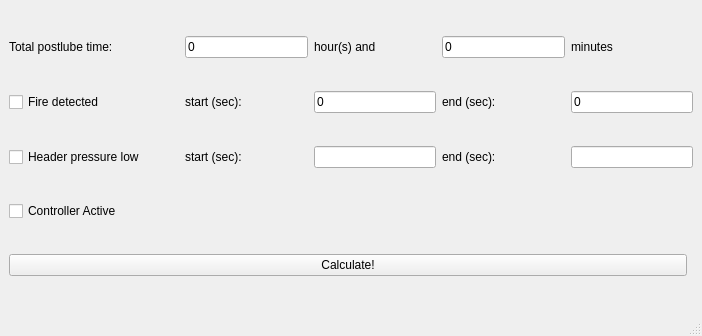
Above: mainwindow.ui from tvb2/Backup_1 before the change. Below: the same form after it.
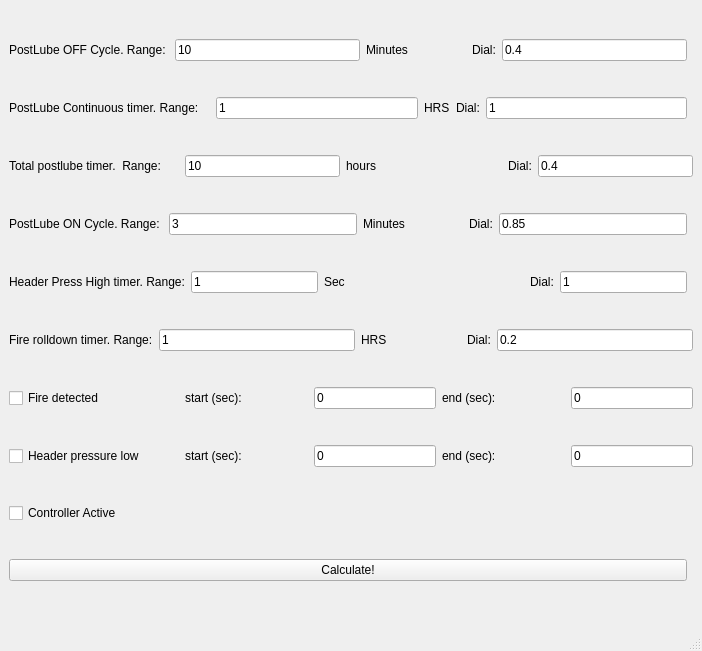
That is the form after the change.

Commit message: Time relay settings in main window

Patch:
```diff
--- a/mainwindow.ui
+++ b/mainwindow.ui
@@ -7,7 +7,7 @@
     <x>0</x>
     <y>0</y>
     <width>702</width>
-    <height>336</height>
+    <height>651</height>
    </rect>
   </property>
   <property name="sizePolicy">
@@ -21,7 +21,7 @@
   </property>
   <widget class="QWidget" name="centralwidget">
    <layout class="QGridLayout" name="gridLayout">
-    <item row="0" column="0" colspan="2">
+    <item row="2" column="0" colspan="2">
      <layout class="QHBoxLayout" name="horizontalLayout">
       <item>
        <widget class="QLabel" name="lblTotalPostlubeTime">
@@ -38,7 +38,7 @@
          </size>
         </property>
         <property name="text">
-         <string>Total postlube time:</string>
+         <string>Total postlube timer.  Range:</string>
         </property>
        </widget>
       </item>
@@ -57,7 +57,7 @@
          </size>
         </property>
         <property name="text">
-         <string>0</string>
+         <string>10</string>
         </property>
        </widget>
       </item>
@@ -76,12 +76,25 @@
          </size>
         </property>
         <property name="text">
-         <string>hour(s) and </string>
+         <string>hours</string>
         </property>
        </widget>
       </item>
       <item>
-       <widget class="QLineEdit" name="totalPostlubeMinutes">
+       <widget class="QLabel" name="label_5">
+        <property name="sizePolicy">
+         <sizepolicy hsizetype="Preferred" vsizetype="Fixed">
+          <horstretch>0</horstretch>
+          <verstretch>0</verstretch>
+         </sizepolicy>
+        </property>
+        <property name="text">
+         <string>Dial:</string>
+        </property>
+       </widget>
+      </item>
+      <item>
+       <widget class="QLineEdit" name="totalPostlubeDial">
         <property name="sizePolicy">
          <sizepolicy hsizetype="Expanding" vsizetype="Fixed">
           <horstretch>0</horstretch>
@@ -95,14 +108,38 @@
          </size>
         </property>
         <property name="text">
-         <string>0</string>
+         <string>0.4</string>
         </property>
        </widget>
       </item>
+     </layout>
+    </item>
+    <item row="0" column="0">
+     <layout class="QHBoxLayout" name="horizontalLayout_7">
       <item>
-       <widget class="QLabel" name="lblMinutes">
+       <widget class="QLabel" name="label_3">
         <property name="sizePolicy">
-         <sizepolicy hsizetype="Expanding" vsizetype="Fixed">
+         <sizepolicy hsizetype="Preferred" vsizetype="Fixed">
+          <horstretch>0</horstretch>
+          <verstretch>0</verstretch>
+         </sizepolicy>
+        </property>
+        <property name="text">
+         <string>PostLube OFF Cycle. Range: </string>
+        </property>
+       </widget>
+      </item>
+      <item>
+       <widget class="QLineEdit" name="postLubeOffRangeMin">
+        <property name="text">
+         <string>10</string>
+        </property>
+       </widget>
+      </item>
+      <item>
+       <widget class="QLabel" name="label_12">
+        <property name="sizePolicy">
+         <sizepolicy hsizetype="Preferred" vsizetype="Fixed">
           <horstretch>0</horstretch>
           <verstretch>0</verstretch>
          </sizepolicy>
@@ -114,13 +151,52 @@
          </size>
         </property>
         <property name="text">
-         <string>minutes</string>
+         <string>Minutes</string>
+        </property>
+       </widget>
+      </item>
+      <item>
+       <widget class="QLabel" name="label_13">
+        <property name="sizePolicy">
+         <sizepolicy hsizetype="Preferred" vsizetype="Fixed">
+          <horstretch>0</horstretch>
+          <verstretch>0</verstretch>
+         </sizepolicy>
+        </property>
+        <property name="text">
+         <string>Dial:</string>
+        </property>
+       </widget>
+      </item>
+      <item>
+       <widget class="QLineEdit" name="postLubeOffDial">
+        <property name="text">
+         <string>0.4</string>
         </property>
        </widget>
       </item>
      </layout>
     </item>
-    <item row="1" column="0" colspan="2">
+    <item row="11" column="0">
+     <widget class="QCheckBox" name="ckBxControllerActive">
+      <property name="sizePolicy">
+       <sizepolicy hsizetype="Expanding" vsizetype="Fixed">
+        <horstretch>0</horstretch>
+        <verstretch>0</verstretch>
+       </sizepolicy>
+      </property>
+      <property name="minimumSize">
+       <size>
+        <width>150</width>
+        <height>0</height>
+       </size>
+      </property>
+      <property name="text">
+       <string>Controller Active</string>
+      </property>
+     </widget>
+    </item>
+    <item row="9" column="0" colspan="2">
      <layout class="QHBoxLayout" name="horizontalLayout_2">
       <item>
        <widget class="QCheckBox" name="ckBxFireDetected">
@@ -222,7 +298,197 @@
       </item>
      </layout>
     </item>
-    <item row="2" column="0" colspan="2">
+    <item row="1" column="0">
+     <layout class="QHBoxLayout" name="horizontalLayout_6">
+      <item>
+       <widget class="QLabel" name="label_4">
+        <property name="sizePolicy">
+         <sizepolicy hsizetype="Expanding" vsizetype="Fixed">
+          <horstretch>0</horstretch>
+          <verstretch>0</verstretch>
+         </sizepolicy>
+        </property>
+        <property name="text">
+         <string>PostLube Continuous timer. Range: </string>
+        </property>
+       </widget>
+      </item>
+      <item>
+       <widget class="QLineEdit" name="postLubeContRangeHRS">
+        <property name="text">
+         <string>1</string>
+        </property>
+       </widget>
+      </item>
+      <item>
+       <widget class="QLabel" name="label_8">
+        <property name="sizePolicy">
+         <sizepolicy hsizetype="Preferred" vsizetype="Fixed">
+          <horstretch>0</horstretch>
+          <verstretch>0</verstretch>
+         </sizepolicy>
+        </property>
+        <property name="text">
+         <string>HRS</string>
+        </property>
+       </widget>
+      </item>
+      <item>
+       <widget class="QLabel" name="label_9">
+        <property name="sizePolicy">
+         <sizepolicy hsizetype="Preferred" vsizetype="Fixed">
+          <horstretch>0</horstretch>
+          <verstretch>0</verstretch>
+         </sizepolicy>
+        </property>
+        <property name="text">
+         <string>Dial:</string>
+        </property>
+       </widget>
+      </item>
+      <item>
+       <widget class="QLineEdit" name="postLubeContDial">
+        <property name="text">
+         <string>1</string>
+        </property>
+       </widget>
+      </item>
+     </layout>
+    </item>
+    <item row="5" column="0" colspan="2">
+     <layout class="QHBoxLayout" name="horizontalLayout_4">
+      <item>
+       <widget class="QLabel" name="label">
+        <property name="sizePolicy">
+         <sizepolicy hsizetype="Preferred" vsizetype="Fixed">
+          <horstretch>0</horstretch>
+          <verstretch>0</verstretch>
+         </sizepolicy>
+        </property>
+        <property name="text">
+         <string>Fire rolldown timer. Range:</string>
+        </property>
+       </widget>
+      </item>
+      <item>
+       <widget class="QLineEdit" name="rollDownTimeRangeHRS">
+        <property name="minimumSize">
+         <size>
+          <width>50</width>
+          <height>0</height>
+         </size>
+        </property>
+        <property name="text">
+         <string>1</string>
+        </property>
+       </widget>
+      </item>
+      <item>
+       <widget class="QLabel" name="label_7">
+        <property name="sizePolicy">
+         <sizepolicy hsizetype="Preferred" vsizetype="Fixed">
+          <horstretch>0</horstretch>
+          <verstretch>0</verstretch>
+         </sizepolicy>
+        </property>
+        <property name="minimumSize">
+         <size>
+          <width>100</width>
+          <height>0</height>
+         </size>
+        </property>
+        <property name="text">
+         <string>HRS</string>
+        </property>
+       </widget>
+      </item>
+      <item>
+       <widget class="QLabel" name="label_6">
+        <property name="sizePolicy">
+         <sizepolicy hsizetype="Preferred" vsizetype="Fixed">
+          <horstretch>0</horstretch>
+          <verstretch>0</verstretch>
+         </sizepolicy>
+        </property>
+        <property name="text">
+         <string>Dial:</string>
+        </property>
+       </widget>
+      </item>
+      <item>
+       <widget class="QLineEdit" name="rollDownTimeDial">
+        <property name="text">
+         <string>0.2</string>
+        </property>
+       </widget>
+      </item>
+     </layout>
+    </item>
+    <item row="12" column="0">
+     <widget class="QPushButton" name="btnCalculate">
+      <property name="text">
+       <string>Calculate!</string>
+      </property>
+     </widget>
+    </item>
+    <item row="3" column="0">
+     <layout class="QHBoxLayout" name="horizontalLayout_5">
+      <item>
+       <widget class="QLabel" name="label_2">
+        <property name="sizePolicy">
+         <sizepolicy hsizetype="Preferred" vsizetype="Fixed">
+          <horstretch>0</horstretch>
+          <verstretch>0</verstretch>
+         </sizepolicy>
+        </property>
+        <property name="text">
+         <string>PostLube ON Cycle. Range: </string>
+        </property>
+       </widget>
+      </item>
+      <item>
+       <widget class="QLineEdit" name="postLubeONRangeMinutes">
+        <property name="text">
+         <string>3</string>
+        </property>
+       </widget>
+      </item>
+      <item>
+       <widget class="QLabel" name="label_10">
+        <property name="sizePolicy">
+         <sizepolicy hsizetype="Preferred" vsizetype="Fixed">
+          <horstretch>0</horstretch>
+          <verstretch>0</verstretch>
+         </sizepolicy>
+        </property>
+        <property name="minimumSize">
+         <size>
+          <width>100</width>
+          <height>0</height>
+         </size>
+        </property>
+        <property name="text">
+         <string>Minutes</string>
+        </property>
+       </widget>
+      </item>
+      <item>
+       <widget class="QLabel" name="label_11">
+        <property name="text">
+         <string>Dial:</string>
+        </property>
+       </widget>
+      </item>
+      <item>
+       <widget class="QLineEdit" name="postLubeOnDial">
+        <property name="text">
+         <string>0.85</string>
+        </property>
+       </widget>
+      </item>
+     </layout>
+    </item>
+    <item row="10" column="0" colspan="2">
      <layout class="QHBoxLayout" name="horizontalLayout_3">
       <item>
        <widget class="QCheckBox" name="ckBxHeaderLo">
@@ -270,6 +536,9 @@
           <verstretch>0</verstretch>
          </sizepolicy>
         </property>
+        <property name="text">
+         <string>0</string>
+        </property>
        </widget>
       </item>
       <item>
@@ -299,35 +568,75 @@
           <verstretch>0</verstretch>
          </sizepolicy>
         </property>
+        <property name="text">
+         <string>0</string>
+        </property>
        </widget>
       </item>
      </layout>
     </item>
-    <item row="3" column="0">
-     <widget class="QCheckBox" name="ckBxControllerActive">
-      <property name="sizePolicy">
-       <sizepolicy hsizetype="Expanding" vsizetype="Fixed">
-        <horstretch>0</horstretch>
-        <verstretch>0</verstretch>
-       </sizepolicy>
-      </property>
-      <property name="minimumSize">
-       <size>
-        <width>150</width>
-        <height>0</height>
-       </size>
-      </property>
-      <property name="text">
-       <string>Controller Active</string>
-      </property>
-     </widget>
-    </item>
     <item row="4" column="0">
-     <widget class="QPushButton" name="btnCalculate">
-      <property name="text">
-       <string>Calculate!</string>
-      </property>
-     </widget>
+     <layout class="QHBoxLayout" name="horizontalLayout_8">
+      <item>
+       <widget class="QLabel" name="label_14">
+        <property name="sizePolicy">
+         <sizepolicy hsizetype="Preferred" vsizetype="Fixed">
+          <horstretch>0</horstretch>
+          <verstretch>0</verstretch>
+         </sizepolicy>
+        </property>
+        <property name="text">
+         <string>Header Press High timer. Range:</string>
+        </property>
+       </widget>
+      </item>
+      <item>
+       <widget class="QLineEdit" name="headerHighRangeSec">
+        <property name="text">
+         <string>1</string>
+        </property>
+       </widget>
+      </item>
+      <item>
+       <widget class="QLabel" name="label_15">
+        <property name="sizePolicy">
+         <sizepolicy hsizetype="Preferred" vsizetype="Fixed">
+          <horstretch>0</horstretch>
+          <verstretch>0</verstretch>
+         </sizepolicy>
+        </property>
+        <property name="minimumSize">
+         <size>
+          <width>200</width>
+          <height>0</height>
+         </size>
+        </property>
+        <property name="text">
+         <string>Sec</string>
+        </property>
+       </widget>
+      </item>
+      <item>
+       <widget class="QLabel" name="label_16">
+        <property name="sizePolicy">
+         <sizepolicy hsizetype="Preferred" vsizetype="Fixed">
+          <horstretch>0</horstretch>
+          <verstretch>0</verstretch>
+         </sizepolicy>
+        </property>
+        <property name="text">
+         <string>Dial:</string>
+        </property>
+       </widget>
+      </item>
+      <item>
+       <widget class="QLineEdit" name="headerHighDial">
+        <property name="text">
+         <string>1</string>
+        </property>
+       </widget>
+      </item>
+     </layout>
     </item>
    </layout>
   </widget>
```
Left out of the diff: 2 changed lines with no effect on the pictures. The commit also changes 3 other files.
